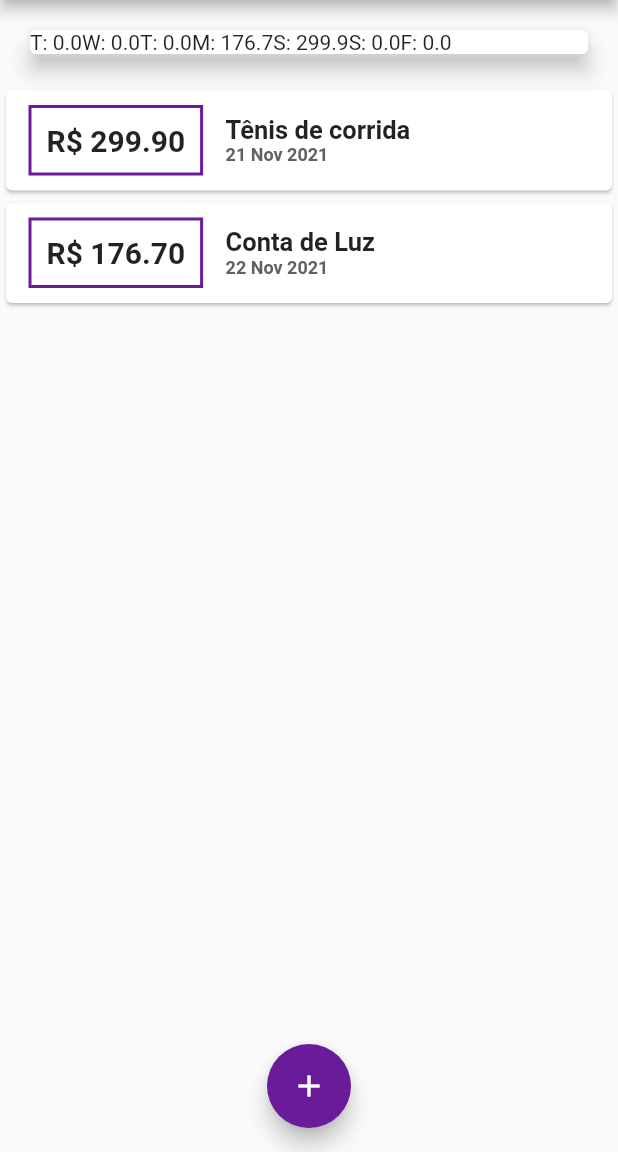
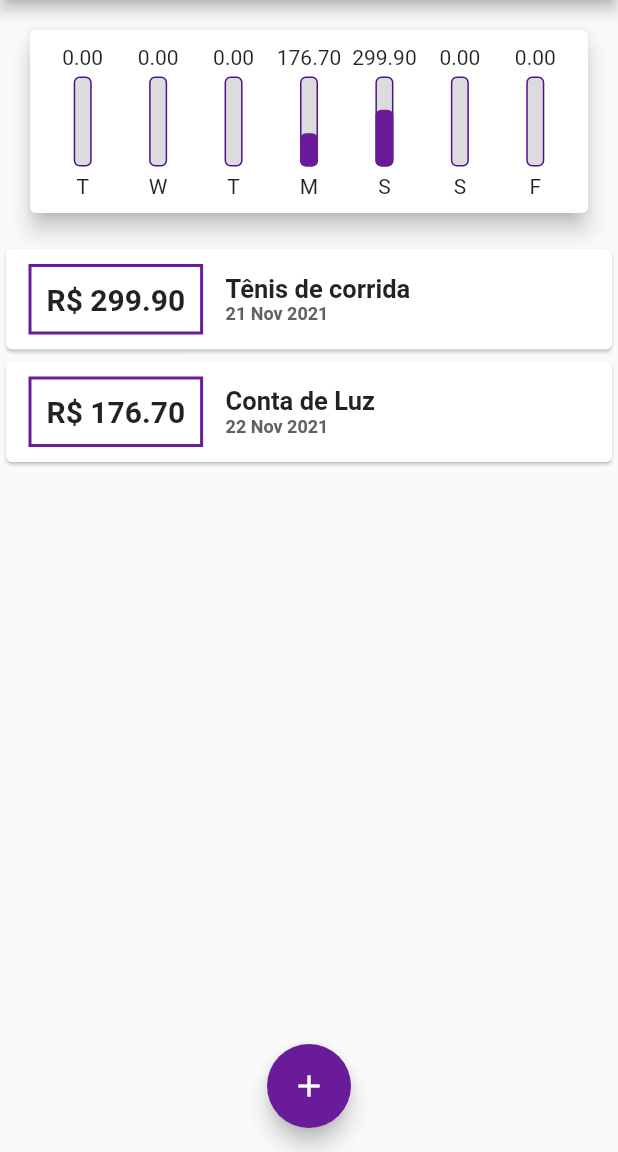
Before and after one commit to gbarth/despesasPessoais, a Flutter app: the screen it shows after launch, on a phone screen of 412 x 824 dp, the part 84-1236 px from its top. Run offline on Flutter 3.47's test engine with Material 2 defaults, Android fonts, the phone set to English and light mode, and no system bars; our stand-ins replace google_fonts; Roboto replaces fonts that are missing (Play).

Commit message:
Aperfeiçoamento da ChartBar

```diff
--- a/lib/components/chart.dart
+++ b/lib/components/chart.dart
@@ -1,4 +1,6 @@
+import 'package:expenses/components/chart_bar.dart';
 import 'package:expenses/models/transaction.dart';
+import 'chart_bar.dart';
 import 'package:flutter/material.dart';
 import 'package:intl/intl.dart';
 import '../models/transaction.dart';
@@ -7,7 +9,7 @@ class Chart extends StatelessWidget {
   final List<Transaction> recentTransaction;
   Chart(this.recentTransaction);
 
-  List<Map<String, Object>> get groupedTransactions {
+  List<Map<String, dynamic>> get groupedTransactions {
     return List.generate(7, (index) {
       final weekDay = DateTime.now().subtract(
         Duration(days: index),
@@ -32,16 +34,32 @@ class Chart extends StatelessWidget {
     });
   }
 
+  double get _weekTotalValue {
+    return groupedTransactions.fold(0.0, (sum, tr) {
+      return sum + tr['value'];
+    });
+  }
+
   @override
   Widget build(BuildContext context) {
-    groupedTransactions;
     return Card(
       elevation: 6,
       margin: EdgeInsets.all(20),
-      child: Row(
-        children: groupedTransactions.map((tr) {
-          return Text('${tr['day']}: ${tr['value']}');
-        }).toList(),
+      child: Padding(
+        padding: const EdgeInsets.all(10.0),
+        child: Row(
+          mainAxisAlignment: MainAxisAlignment.spaceAround,
+          children: groupedTransactions.map((tr) {
+            return Flexible(
+              fit: FlexFit.tight,
+              child: ChartBar(
+                label: tr['day'],
+                value: tr['value'],
+                percentage: (tr['value'] as double) / _weekTotalValue,
+              ),
+            );
+          }).toList(),
+        ),
       ),
     );
   }
--- /dev/null
+++ b/lib/components/chart_bar.dart
@@ -0,0 +1,55 @@
+import 'package:flutter/material.dart';
+
+class ChartBar extends StatelessWidget {
+  final String label;
+  final double value;
+  final double percentage;
+
+  ChartBar({
+    required this.label,
+    required this.value,
+    required this.percentage
+  });
+
+  @override
+  Widget build(BuildContext context) {
+    return Column(
+      children: [
+        FittedBox(
+          child: Text('${value.toStringAsFixed(2)}')
+        ),
+        const SizedBox(height: 5),
+        Container(
+          height: 60,
+          width: 12,
+          child: Stack(
+            alignment: Alignment.bottomCenter,
+            children: [
+              Container(
+                decoration: BoxDecoration(
+                  border: Border.all(
+                    color: Theme.of(context).primaryColor,
+                    width: 1.0,
+                  ),
+                  color: const Color.fromRGBO(220, 220, 220, 1),
+                  borderRadius: BorderRadius.circular(4),
+                ),
+              ),
+              FractionallySizedBox(
+                heightFactor: percentage,
+                child: Container(
+                  decoration: BoxDecoration(
+                    color: Theme.of(context).accentColor,
+                    borderRadius: BorderRadius.circular(4)
+                  )
+                ),
+              )
+            ],
+          )
+        ),
+        const SizedBox(height: 5),
+        Text(label)
+      ],
+    );
+  }
+}
```
